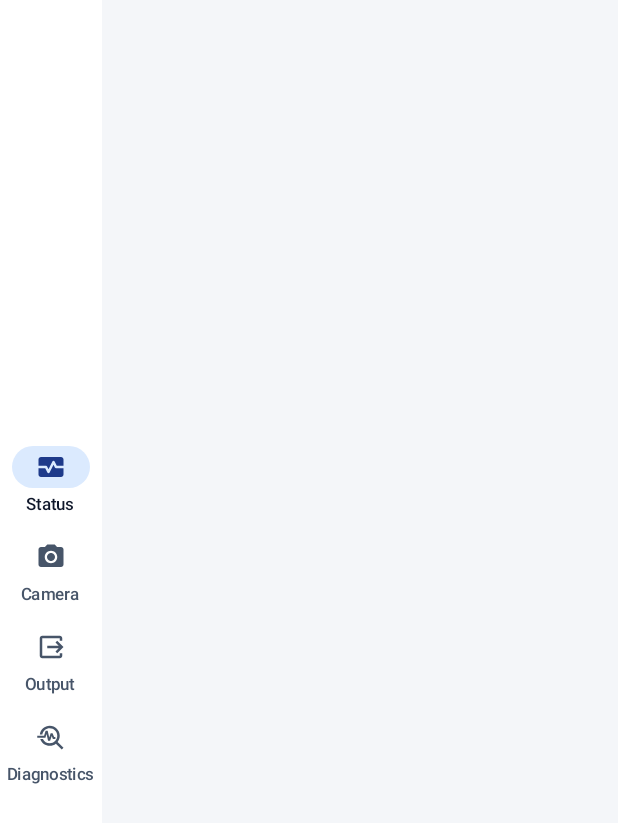
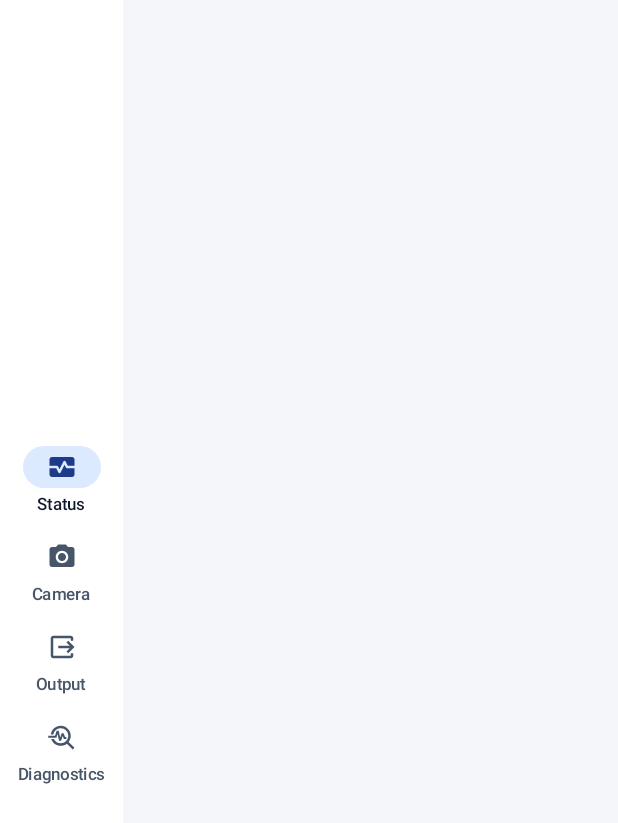
Before and after one commit to primahagantha/phonecam, an Android app built with Jetpack Compose: the composable StudioNavigationRail shown on its own in the app's theme, on a phone screen of 412 x 824 dp. Shown: the top 823 px of the screen. Run offline under Robolectric (Android 15) with nearby library versions, the phone set to English and light mode, and no system bars.

Commit message:
fix(android): fix cutout-safe rail clipping, single-line key-value rows, and refresh studio showcase

```diff
--- a/apps/android/app/src/main/java/com/phonecam/camera/ui/MainActivity.kt
+++ b/apps/android/app/src/main/java/com/phonecam/camera/ui/MainActivity.kt
@@ -580,11 +580,11 @@ private fun StudioNavigationRail(
     NavigationRail(
         modifier = Modifier
             .fillMaxHeight()
-            .width(68.dp)
             .background(MaterialTheme.colorScheme.surface)
             .windowInsetsPadding(
                 WindowInsets.safeDrawing.only(WindowInsetsSides.Start + WindowInsetsSides.Vertical),
-            ),
+            )
+            .width(82.dp),
         containerColor = MaterialTheme.colorScheme.surface,
         contentColor = MaterialTheme.colorScheme.onSurface,
         windowInsets = WindowInsets(0, 0, 0, 0),
--- a/apps/android/app/src/main/java/com/phonecam/camera/ui/components/SectionCard.kt
+++ b/apps/android/app/src/main/java/com/phonecam/camera/ui/components/SectionCard.kt
@@ -152,7 +152,6 @@ fun LabeledValue(
             text = label,
             style = MaterialTheme.typography.bodyMedium,
             color = MaterialTheme.colorScheme.onSurfaceVariant,
-            modifier = Modifier.weight(1f),
         )
         Text(
             text = value,
@@ -161,7 +160,7 @@ fun LabeledValue(
             ),
             color = valueColor,
             textAlign = TextAlign.End,
-            modifier = Modifier.weight(1.45f),
+            modifier = Modifier.weight(1f),
         )
     }
 }
```
Also changed, not shown: 2 other files.
